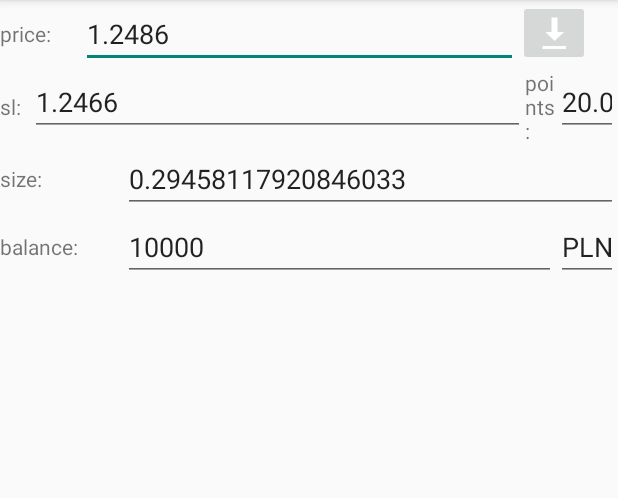
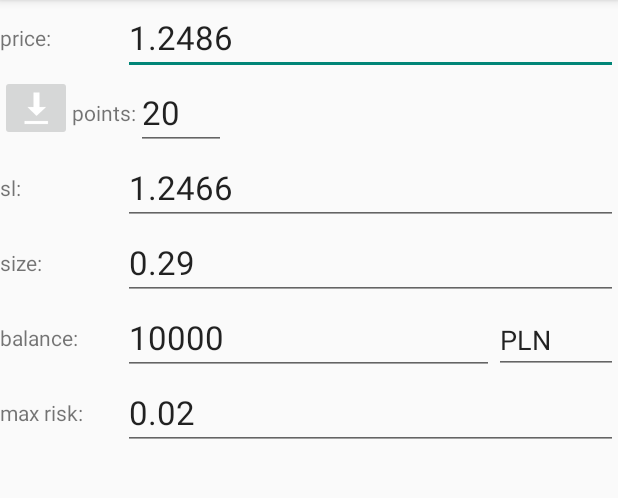
Before and after one commit to robert-danowski/RiskCalc, an Android app: the screen it shows after launch (MainActivity), on a phone screen of 412 x 824 dp, the part 84-582 px from its top. Run offline under Robolectric (Android 15) with nearby library versions, the phone set to English and light mode, and no system bars.

Commit message:
lousy but working GUI

```diff
--- a/app/src/main/java/skuteczne_inwestowanie/pl/sizeofposcalc/MainActivity.java
+++ b/app/src/main/java/skuteczne_inwestowanie/pl/sizeofposcalc/MainActivity.java
@@ -30,7 +30,7 @@ public class MainActivity extends Activity {
 
         etPrice.setText(Double.toString(position.getOpenPrice()));
         etSl.setText(Double.toString(position.getSl()));
-        etSlOffset.setText(Double.toString(position.calcSlOffset()));
+        etSlOffset.setText(Integer.toString(position.calcSlOffset()));
         etSize.setText(Double.toString(position.calcSize()));
 
     }
--- a/app/src/main/java/skuteczne_inwestowanie/pl/sizeofposcalc/Position.java
+++ b/app/src/main/java/skuteczne_inwestowanie/pl/sizeofposcalc/Position.java
@@ -61,18 +61,16 @@ public class Position {
         this.size = size;
     }
 
-    public double calcSlOffset() {
-        return Math.floor((openPrice - sl) / instrument.getPointSize());
+    public int calcSlOffset() {
+        return (int)Math.floor((openPrice - sl) / instrument.getPointSize());
     }
 
     public double calcSize() {
         double MaxCapitalAtRisk = account.getMaxRisk() * account.getBalance();
-        double oneLotRisk = Math.floor(
-                calcSlOffset()
-                        * ConvertCurrency.calc(
-                        instrument.getLotValue(), instrument.getQuotedCurrency(), account.getCurrency()
-                ) / instrument.getMinPos()) * instrument.getMinPos();
-        size = MaxCapitalAtRisk / oneLotRisk;
+        double oneLotRisk = calcSlOffset()* ConvertCurrency.calc(
+                    instrument.getLotValue(), instrument.getQuotedCurrency(), account.getCurrency()
+                );
+        size = Math.floor(MaxCapitalAtRisk / oneLotRisk/ instrument.getMinPos()) * instrument.getMinPos();
         return size;
     }
 }
--- a/app/src/main/res/layout/activity_main.xml
+++ b/app/src/main/res/layout/activity_main.xml
@@ -10,24 +10,46 @@
         <TextView
             android:layout_width="0dp"
             android:layout_height="wrap_content"
+            android:textAppearance="?android:attr/textAppearanceSmall"
             android:text="price:"
-            android:layout_weight="15"
+            android:layout_weight="20"
             android:layout_gravity="center_vertical"/>
         <EditText
             android:id="@+id/etPrice"
             android:layout_width="0dp"
             android:layout_height="wrap_content"
+            android:textAppearance="?android:attr/textAppearanceLarge"
             android:inputType="numberDecimal"
             android:text="1.2486"
             android:layout_weight="80"/>
+
+    </LinearLayout>
+
+    <LinearLayout
+        android:layout_width="match_parent"
+        android:layout_height="wrap_content">
+
         <ImageButton
             android:id="@+id/ibDownload"
             android:layout_width="wrap_content"
             android:layout_height="wrap_content"
             android:src="@android:drawable/stat_sys_download"
-            android:layout_gravity="right"
+            android:layout_gravity="left"
             android:maxHeight="10dip"/>
-    </LinearLayout>
+        <TextView
+            android:layout_width="wrap_content"
+            android:layout_height="wrap_content"
+            android:textAppearance="?android:attr/textAppearanceSmall"
+            android:text="points:"
+            android:layout_gravity="center_vertical"/>
+        <EditText
+            android:id="@+id/etSlOffset"
+            android:layout_width="60sp"
+            android:layout_height="wrap_content"
+            android:textAppearance="?android:attr/textAppearanceLarge"
+            android:inputType="numberSigned"
+            android:text="10"/>
+        </LinearLayout>
 
     <LinearLayout
         android:layout_width="match_parent"
@@ -36,29 +58,19 @@
         <TextView
             android:layout_width="0dp"
             android:layout_height="wrap_content"
+            android:textAppearance="?android:attr/textAppearanceSmall"
             android:text="sl:"
-            android:layout_weight="5"
+            android:layout_weight="20"
             android:layout_gravity="center_vertical"/>
         <EditText
             android:id="@+id/etSl"
             android:layout_width="0dp"
             android:layout_height="wrap_content"
+            android:textAppearance="?android:attr/textAppearanceLarge"
             android:inputType="numberDecimal"
             android:text="1.2476"
             android:layout_weight="80"/>
-        <TextView
-            android:layout_width="0dp"
-            android:layout_height="wrap_content"
-            android:text="points:"
-            android:layout_weight="5"
-            android:layout_gravity="center_vertical"/>
-        <EditText
-            android:id="@+id/etSlOffset"
-            android:layout_width="0dp"
-            android:layout_height="wrap_content"
-            android:inputType="numberSigned"
-            android:text="10"
-            android:layout_weight="10"/>
+
     </LinearLayout>
     <LinearLayout
         android:layout_width="match_parent"
@@ -67,6 +79,7 @@
         <TextView
             android:layout_width="0dp"
             android:layout_height="wrap_content"
+            android:textAppearance="?android:attr/textAppearanceSmall"
             android:text="size:"
             android:layout_weight="20"
             android:layout_gravity="center_vertical"/>
@@ -74,6 +87,7 @@
             android:id="@+id/etSize"
             android:layout_width="0dp"
             android:layout_height="wrap_content"
+            android:textAppearance="?android:attr/textAppearanceLarge"
             android:inputType="numberDecimal"
             android:text="0.01"
             android:layout_weight="80"/>
@@ -85,6 +99,7 @@
         <TextView
             android:layout_width="0dp"
             android:layout_height="wrap_content"
+            android:textAppearance="?android:attr/textAppearanceSmall"
             android:text="balance:"
             android:layout_weight="20"
             android:layout_gravity="center_vertical"/>
@@ -92,17 +107,38 @@
             android:id="@+id/etBalance"
             android:layout_width="0dp"
             android:layout_height="wrap_content"
+            android:textAppearance="?android:attr/textAppearanceLarge"
             android:inputType="numberDecimal"
             android:text="10000"
-            android:layout_weight="70"/>
+            android:layout_weight="60"/>
         <EditText
             android:id="@+id/etBalanceCurrency"
             android:layout_width="0dp"
             android:layout_height="wrap_content"
+            android:textAppearance="?android:attr/textAppearanceMedium"
             android:inputType="text"
             android:text="PLN"
-            android:ems="3"
-            android:layout_weight="10"/>
+            android:layout_weight="20"/>
+    </LinearLayout>
+    <LinearLayout
+        android:layout_width="match_parent"
+        android:layout_height="wrap_content"
+        android:weightSum="100">
+        <TextView
+            android:layout_width="0dp"
+            android:layout_height="wrap_content"
+            android:textAppearance="?android:attr/textAppearanceSmall"
+            android:text="max risk:"
+            android:layout_weight="20"
+            android:layout_gravity="center_vertical"/>
+        <EditText
+            android:id="@+id/etMaxRisk"
+            android:layout_width="0dp"
+            android:layout_height="wrap_content"
+            android:textAppearance="?android:attr/textAppearanceLarge"
+            android:inputType="numberDecimal"
+            android:text="0.02"
+            android:layout_weight="80"/>
     </LinearLayout>
 
 </LinearLayout>
```
